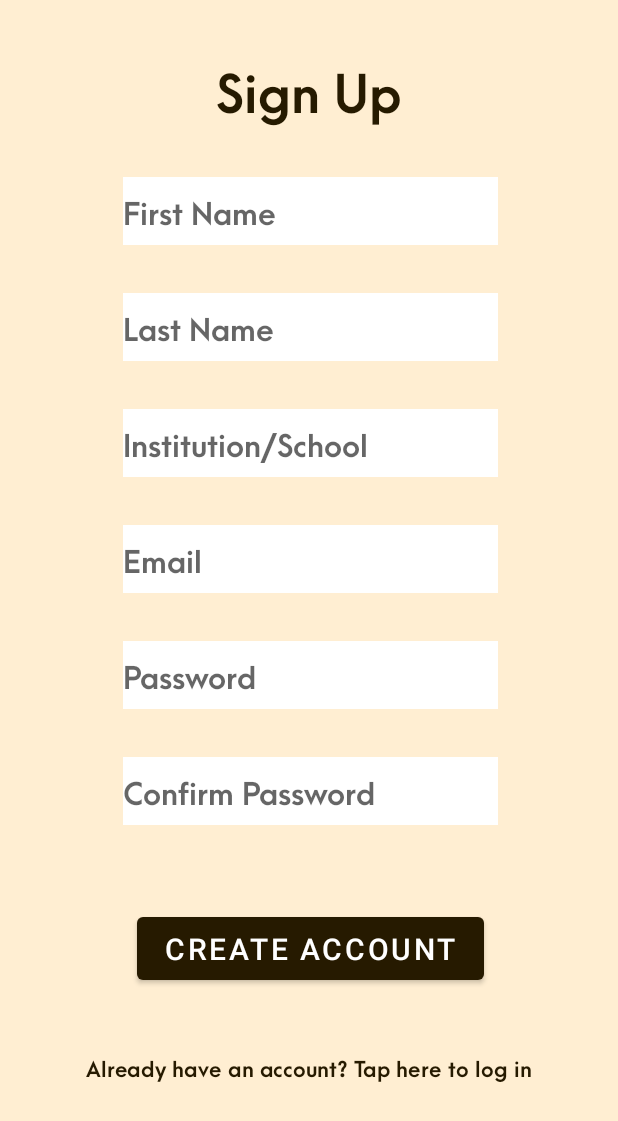
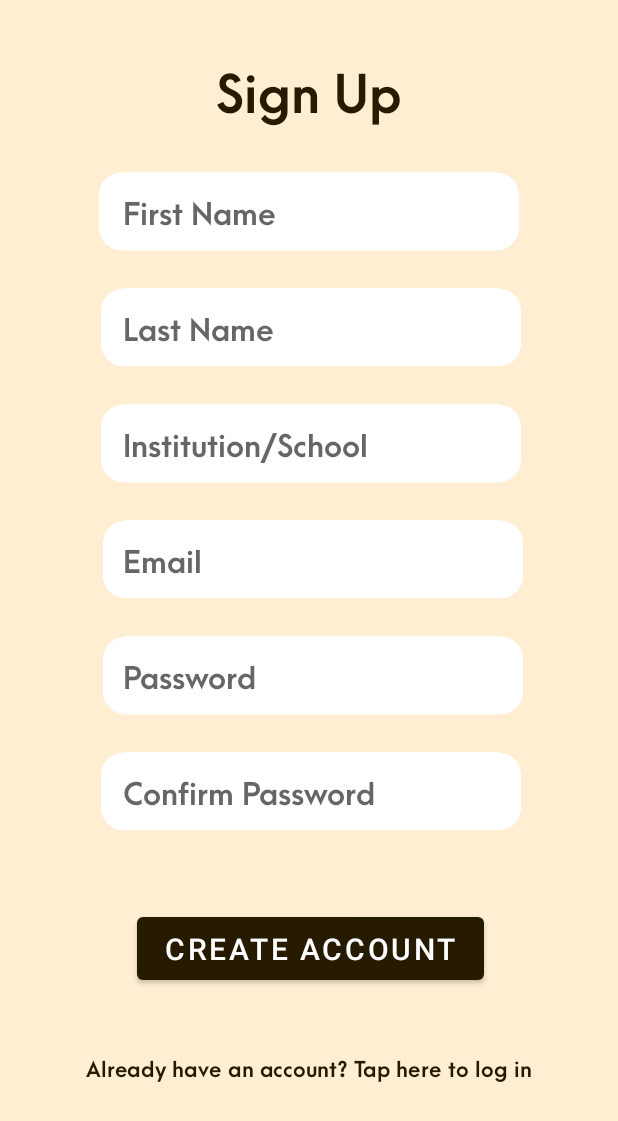
Before and after one commit to ramosallenjoshua/OperationBasics, an Android app: the SignUpActivity screen opened directly, with no data from a screen before it, on a phone screen of 412 x 824 dp. Shown: the top 1121 px of the screen. Run offline under Robolectric (Android 15) with nearby library versions, the phone set to English and light mode, and no system bars; our stand-ins replace Firebase (no records; nobody signed in at launch, a user with empty details on screens opened directly).

Commit message:
Round edged TextEdit Boxes

```diff
--- a/app/src/main/res/layout/activity_sign_up.xml
+++ b/app/src/main/res/layout/activity_sign_up.xml
@@ -21,21 +21,18 @@
         app:layout_constraintStart_toStartOf="parent"
         app:layout_constraintTop_toTopOf="parent" />
 
-    <EditText
-        android:id="@+id/signUpEmailEditText"
-        android:layout_width="250dp"
-        android:layout_height="45dp"
-        android:layout_marginTop="32dp"
-        android:background="@color/white"
-        android:ems="10"
-        android:hint="@string/emailText"
-        android:inputType="textEmailAddress"
-        android:textSize="20sp"
-        android:fontFamily="@font/arca_majora_3_bold"
-        app:layout_constraintBottom_toTopOf="@+id/signUpPasswordEditText"
-        app:layout_constraintEnd_toEndOf="@+id/schoolEditText"
-        app:layout_constraintStart_toStartOf="@+id/schoolEditText"
-        app:layout_constraintTop_toBottomOf="@+id/schoolEditText" />
+    <ImageView
+        android:id="@+id/FirstNameBG"
+        android:layout_width="280dp"
+        android:layout_height="70dp"
+        android:layout_marginTop="20dp"
+        app:layout_constraintBottom_toTopOf="@+id/lastNameEditText"
+        app:layout_constraintEnd_toEndOf="@+id/textView3"
+        app:layout_constraintHorizontal_bias="0.503"
+        app:layout_constraintStart_toStartOf="@+id/textView3"
+        app:layout_constraintTop_toBottomOf="@+id/textView3"
+        app:layout_constraintVertical_bias="0.0"
+        app:srcCompat="@drawable/text_box_round" />
 
     <EditText
         android:id="@+id/firstNameEditText"
@@ -54,21 +51,46 @@
         app:layout_constraintStart_toStartOf="@+id/textView3"
         app:layout_constraintTop_toBottomOf="@+id/textView3" />
 
+    <ImageView
+        android:id="@+id/LastNameBG"
+        android:layout_width="280dp"
+        android:layout_height="70dp"
+        android:layout_marginTop="20dp"
+        app:layout_constraintBottom_toTopOf="@+id/schoolEditText"
+        app:layout_constraintEnd_toEndOf="@+id/firstNameEditText"
+        app:layout_constraintStart_toStartOf="@+id/firstNameEditText"
+        app:layout_constraintTop_toBottomOf="@+id/firstNameEditText"
+        app:layout_constraintVertical_bias="0.0"
+        app:srcCompat="@drawable/text_box_round"/>
+
     <EditText
-        android:id="@+id/signUpPasswordEditText"
+        android:id="@+id/lastNameEditText"
         android:layout_width="250dp"
         android:layout_height="45dp"
         android:layout_marginTop="32dp"
         android:background="@color/white"
         android:ems="10"
-        android:hint="@string/passwordText"
-        android:inputType="textPassword"
+        android:hint="@string/lastNameText"
+        android:inputType="textPersonName"
         android:textSize="20sp"
         android:fontFamily="@font/arca_majora_3_bold"
-        app:layout_constraintBottom_toTopOf="@+id/signUpConfirmPasswordEditText"
-        app:layout_constraintEnd_toEndOf="@+id/signUpEmailEditText"
-        app:layout_constraintStart_toStartOf="@+id/signUpEmailEditText"
-        app:layout_constraintTop_toBottomOf="@+id/signUpEmailEditText" />
+        app:layout_constraintBottom_toTopOf="@+id/schoolEditText"
+        app:layout_constraintEnd_toEndOf="@+id/firstNameEditText"
+        app:layout_constraintHorizontal_bias="0.0"
+        app:layout_constraintStart_toStartOf="@+id/firstNameEditText"
+        app:layout_constraintTop_toBottomOf="@+id/firstNameEditText" />
+
+    <ImageView
+        android:id="@+id/InstitutionSchoolBG"
+        android:layout_width="280dp"
+        android:layout_height="70dp"
+        android:layout_marginTop="20dp"
+        app:layout_constraintBottom_toTopOf="@+id/signUpEmailEditText"
+        app:layout_constraintEnd_toEndOf="@+id/lastNameEditText"
+        app:layout_constraintStart_toStartOf="@+id/lastNameEditText"
+        app:layout_constraintTop_toBottomOf="@+id/lastNameEditText"
+        app:layout_constraintVertical_bias="0.0"
+        app:srcCompat="@drawable/text_box_round" />
 
     <EditText
         android:id="@+id/schoolEditText"
@@ -86,22 +108,73 @@
         app:layout_constraintStart_toStartOf="@+id/lastNameEditText"
         app:layout_constraintTop_toBottomOf="@+id/lastNameEditText" />
 
+    <ImageView
+        android:id="@+id/EmailBG"
+        android:layout_width="280dp"
+        android:layout_height="70dp"
+        android:layout_marginTop="20dp"
+        app:layout_constraintBottom_toTopOf="@+id/signUpPasswordEditText"
+        app:layout_constraintEnd_toEndOf="@+id/schoolEditText"
+        app:layout_constraintHorizontal_bias="0.466"
+        app:layout_constraintStart_toStartOf="@+id/schoolEditText"
+        app:layout_constraintTop_toBottomOf="@+id/schoolEditText"
+        app:layout_constraintVertical_bias="0.0"
+        app:srcCompat="@drawable/text_box_round" />
+
     <EditText
-        android:id="@+id/lastNameEditText"
+        android:id="@+id/signUpEmailEditText"
         android:layout_width="250dp"
         android:layout_height="45dp"
         android:layout_marginTop="32dp"
         android:background="@color/white"
         android:ems="10"
-        android:hint="@string/lastNameText"
-        android:inputType="textPersonName"
+        android:hint="@string/emailText"
+        android:inputType="textEmailAddress"
         android:textSize="20sp"
         android:fontFamily="@font/arca_majora_3_bold"
-        app:layout_constraintBottom_toTopOf="@+id/schoolEditText"
-        app:layout_constraintEnd_toEndOf="@+id/firstNameEditText"
-        app:layout_constraintHorizontal_bias="0.0"
-        app:layout_constraintStart_toStartOf="@+id/firstNameEditText"
-        app:layout_constraintTop_toBottomOf="@+id/firstNameEditText" />
+        app:layout_constraintBottom_toTopOf="@+id/signUpPasswordEditText"
+        app:layout_constraintEnd_toEndOf="@+id/schoolEditText"
+        app:layout_constraintStart_toStartOf="@+id/schoolEditText"
+        app:layout_constraintTop_toBottomOf="@+id/schoolEditText" />
+
+    <ImageView
+        android:id="@+id/PasswordBG"
+        android:layout_width="280dp"
+        android:layout_height="70dp"
+        android:layout_marginTop="20dp"
+        app:layout_constraintBottom_toTopOf="@+id/signUpConfirmPasswordEditText"
+        app:layout_constraintEnd_toEndOf="@+id/signUpEmailEditText"
+        app:layout_constraintHorizontal_bias="0.466"
+        app:layout_constraintStart_toStartOf="@+id/signUpEmailEditText"
+        app:layout_constraintTop_toBottomOf="@+id/signUpEmailEditText"
+        app:layout_constraintVertical_bias="0.0"
+        app:srcCompat="@drawable/text_box_round" />
+
+    <EditText
+        android:id="@+id/signUpPasswordEditText"
+        android:layout_width="250dp"
+        android:layout_height="45dp"
+        android:layout_marginTop="32dp"
+        android:background="@color/white"
+        android:ems="10"
+        android:hint="@string/passwordText"
+        android:inputType="textPassword"
+        android:textSize="20sp"
+        android:fontFamily="@font/arca_majora_3_bold"
+        app:layout_constraintBottom_toTopOf="@+id/signUpConfirmPasswordEditText"
+        app:layout_constraintEnd_toEndOf="@+id/signUpEmailEditText"
+        app:layout_constraintStart_toStartOf="@+id/signUpEmailEditText"
+        app:layout_constraintTop_toBottomOf="@+id/signUpEmailEditText" />
+
+    <ImageView
+        android:id="@+id/ConfirmPasswordBG"
+        android:layout_width="280dp"
+        android:layout_height="70dp"
+        android:layout_marginTop="20dp"
+        app:layout_constraintEnd_toEndOf="@+id/signUpPasswordEditText"
+        app:layout_constraintStart_toStartOf="@+id/signUpPasswordEditText"
+        app:layout_constraintTop_toBottomOf="@+id/signUpPasswordEditText"
+        app:srcCompat="@drawable/text_box_round" />
 
     <EditText
         android:id="@+id/signUpConfirmPasswordEditText"
@@ -145,4 +218,5 @@
         app:layout_constraintHorizontal_bias="0.524"
         app:layout_constraintStart_toStartOf="@+id/signUpLayout_SignUpButton"
         app:layout_constraintTop_toBottomOf="@+id/signUpLayout_SignUpButton" />
+
 </androidx.constraintlayout.widget.ConstraintLayout>
```
Also changed, not shown: app/src/main/res/layout/activity_login_menu.xml (+74 -49 lines), app/src/main/res/drawable/text_box_round.png (added).
